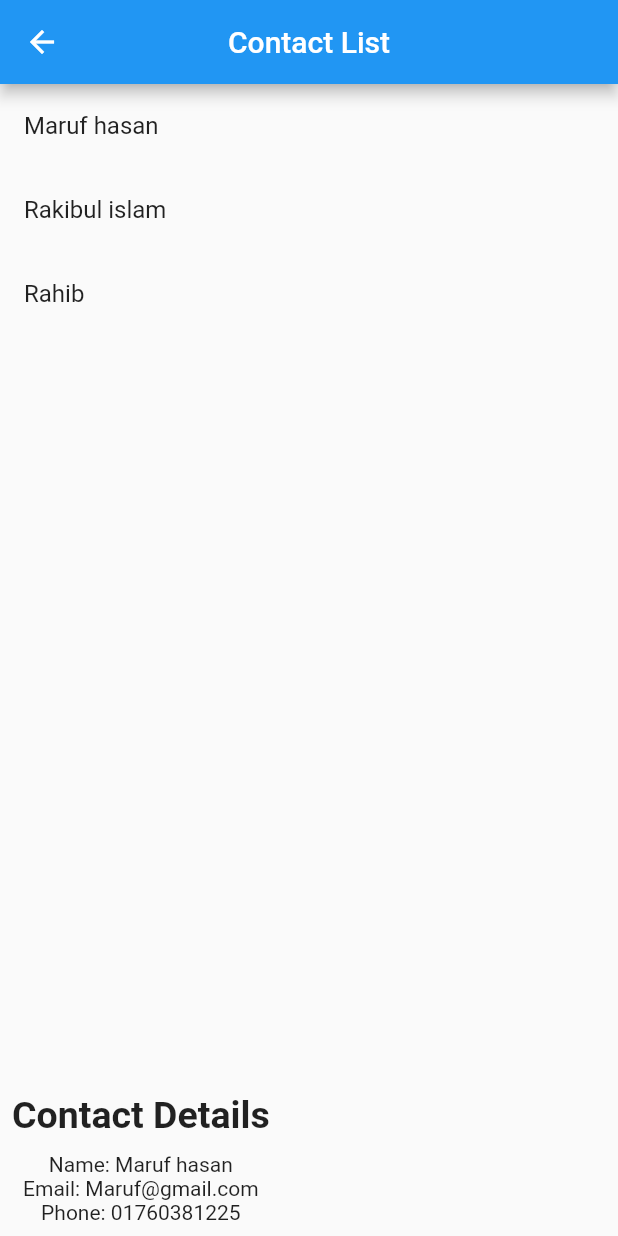
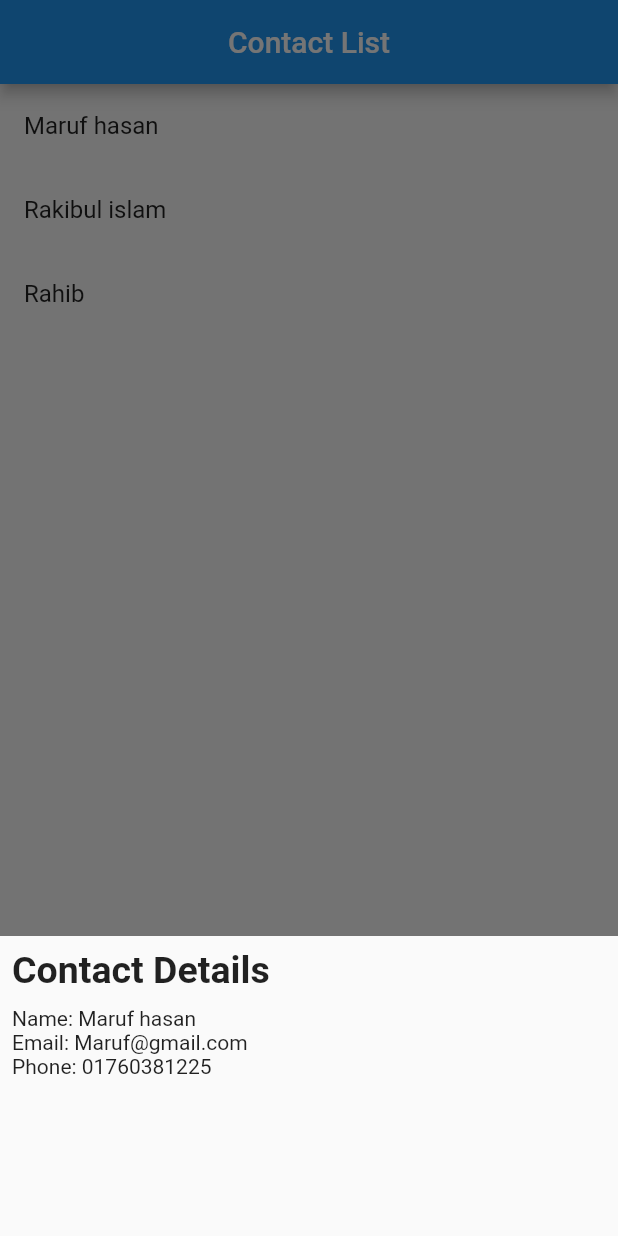
Before and after one commit to riShad241/live_test_8, a Flutter app: the screen it shows after launch, after a tap on "Maruf hasan", on a phone screen of 412 x 824 dp. Run offline on Flutter 3.47's test engine with Material 2 defaults, Android fonts, the phone set to English and light mode, and no system bars.

```diff
--- a/lib/main.dart
+++ b/lib/main.dart
@@ -21,6 +21,7 @@ class MyHome extends StatefulWidget {
 }
 
 class _MyHomeState extends State<MyHome> {
+  int _tilecolor = -1;
  final List<Contant> contants =[
     Contant(names: 'Maruf hasan', email: 'Maruf@gmail.com', phone: '01760381225'),
     Contant(names: 'Rakibul islam', email: 'Rakib@gmail.com', phone: '01760381225'),
@@ -37,17 +38,21 @@ class _MyHomeState extends State<MyHome> {
           itemCount: contants.length,
           itemBuilder: (context, index){
             return  ListTile(
+
               title: Text(contants[index].names),
               onTap: (){
-                showBottomSheet(context: context, builder: (context){
+
+                showModalBottomSheet(context: context, builder: (context){
                   return Container(
+                    height: 200,
                     child: Padding(
                       padding: const EdgeInsets.all(8.0),
                       child: Column(
                         mainAxisSize: MainAxisSize.min,
-                        mainAxisAlignment: MainAxisAlignment.start,
+                        crossAxisAlignment: CrossAxisAlignment.start,
                         children: [
-                          Text('Contact Details',style: TextStyle(fontSize: 25,fontWeight: FontWeight.bold),),
+                          Text('Contact Details',style: TextStyle(fontSize: 25,
+                              fontWeight: FontWeight.bold),),
 
                           SizedBox(height: 10,),
                           Text('Name: ${contants[index].names}'),
@@ -58,11 +63,13 @@ class _MyHomeState extends State<MyHome> {
                     ),
                   );
                 });
+
               },
             );
           }),
     );
   }
+
 }
 class Contant{
  final String names;
```
